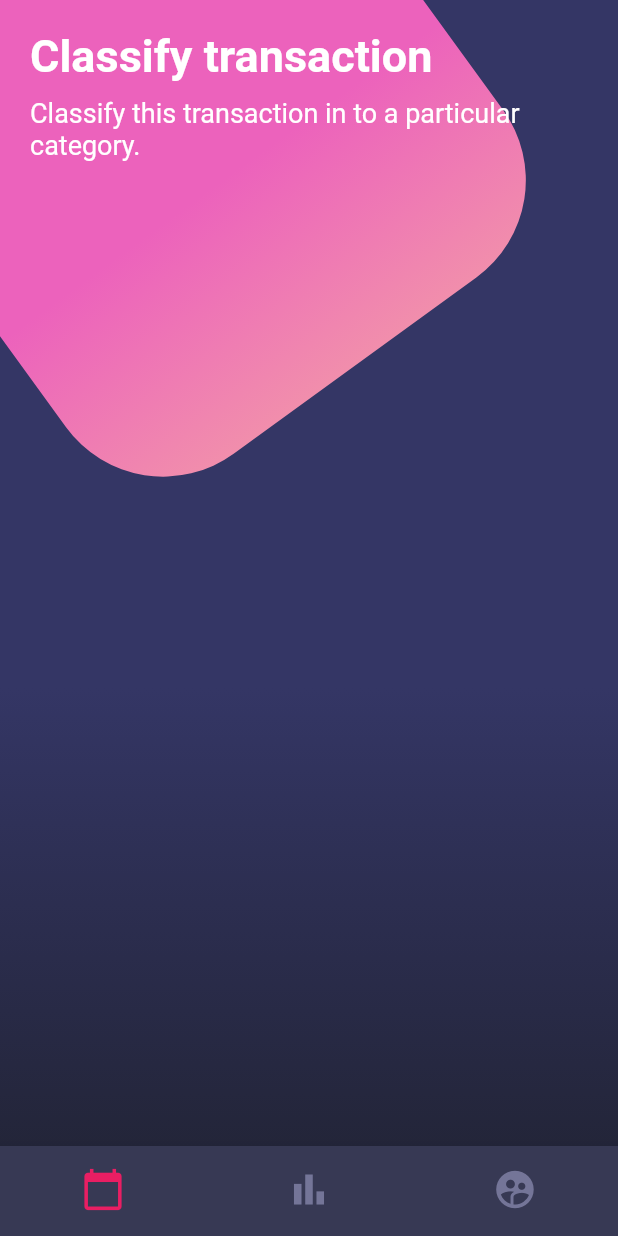
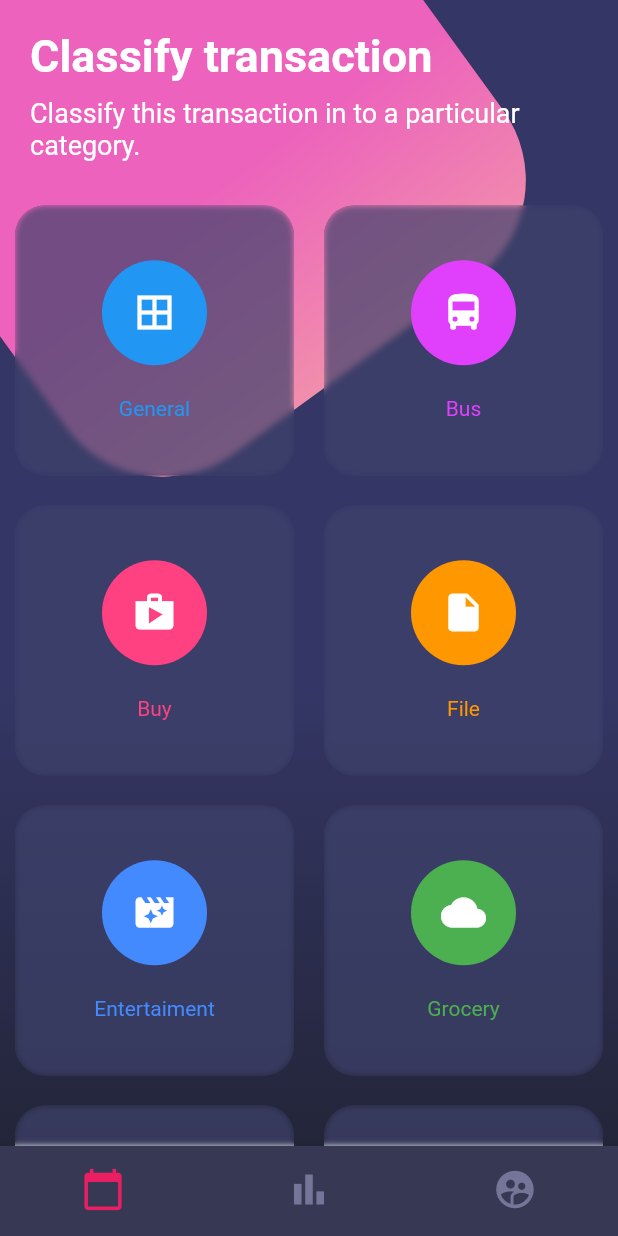
Before and after one commit to Christianesk/flutter-designs, a Flutter app: the screen it shows after launch, on a phone screen of 412 x 824 dp. Run offline on Flutter 3.47's test engine with Material 2 defaults, Android fonts, the phone set to English and light mode, and no system bars.

Commit message:
Finished style to button page

```diff
--- a/lib/src/pages/buttom_page.dart
+++ b/lib/src/pages/button_page.dart
@@ -1,8 +1,9 @@
 import 'dart:math';
+import 'dart:ui';
 import 'package:flutter/material.dart';
 
 
-class ButtomPage extends StatelessWidget {
+class ButtonPage extends StatelessWidget {
   @override
   Widget build(BuildContext context) {
     return Scaffold(
@@ -12,7 +13,8 @@ class ButtomPage extends StatelessWidget {
           SingleChildScrollView(
             child: Column(
               children: <Widget>[
-                _titles()
+                _titles(),
+                _buttonsRounded()
               ],
             ),
           )
@@ -106,4 +108,69 @@ class ButtomPage extends StatelessWidget {
       ),
     );
   }
+
+  Widget _buttonsRounded() {
+
+    return Table(
+
+      children: <TableRow>[
+        TableRow(
+          children: <Widget>[
+            _createButtonRounded(Colors.blue,Icons.border_all, 'General'),
+            _createButtonRounded(Colors.purpleAccent,Icons.directions_bus, 'Bus')
+          ]
+        ),
+        TableRow(
+          children: <Widget>[
+            _createButtonRounded(Colors.pinkAccent,Icons.shop, 'Buy'),
+            _createButtonRounded(Colors.orange,Icons.insert_drive_file, 'File')
+          ]
+        ),
+        TableRow(
+          children: <Widget>[
+            _createButtonRounded(Colors.blueAccent,Icons.movie_filter, 'Entertaiment'),
+            _createButtonRounded(Colors.green,Icons.cloud, 'Grocery')
+          ]
+        ),
+        TableRow(
+          children: <Widget>[
+            _createButtonRounded(Colors.red,Icons.collections, 'Photos'),
+            _createButtonRounded(Colors.teal,Icons.help_outline, 'Help')
+          ]
+        )
+      ],
+    );
+
+  }
+
+  Widget _createButtonRounded( Color color, IconData icon, String text) {
+
+    return Container(
+      height: 180.0,
+      margin: EdgeInsets.all(10.0),
+      decoration: BoxDecoration(
+        color: Color.fromRGBO(62, 66, 107, 0.70),
+        borderRadius: BorderRadius.circular(20.0)
+      ),
+      child: ClipRRect(
+        borderRadius: BorderRadius.circular(20.0),
+        child: BackdropFilter(
+          filter: ImageFilter.blur(sigmaX: 2.0, sigmaY: 2.0),
+          child: Column(
+            mainAxisAlignment: MainAxisAlignment.spaceAround,
+            children: <Widget>[
+              SizedBox(height: 5.0),
+              CircleAvatar(
+                backgroundColor: color,
+                radius: 35.0,
+                child: Icon(icon, color: Colors.white, size: 30.0),
+              ),
+              Text(text, style: TextStyle(color: color)),
+              SizedBox(height: 5.0)
+            ],
+          ),
+        ),
+      ),
+    );
+  }
 }
--- a/lib/src/routes/routes.dart
+++ b/lib/src/routes/routes.dart
@@ -1,7 +1,7 @@
 
 
 import 'package:designs/src/pages/basic_page.dart';
-import 'package:designs/src/pages/buttom_page.dart';
+import 'package:designs/src/pages/button_page.dart';
 import 'package:designs/src/pages/scroll_page.dart';
 import 'package:flutter/material.dart';
 
@@ -9,6 +9,6 @@ Map<String, WidgetBuilder> getApplicationRoutes() {
   return <String, WidgetBuilder>{
     'basic': (BuildContext context) => BasicPage(),
     'scroll': (BuildContext context) => ScrollPage(),
-    'buttom': (BuildContext context) => ButtomPage(),
+    'buttom': (BuildContext context) => ButtonPage(),
   };
 }
```
